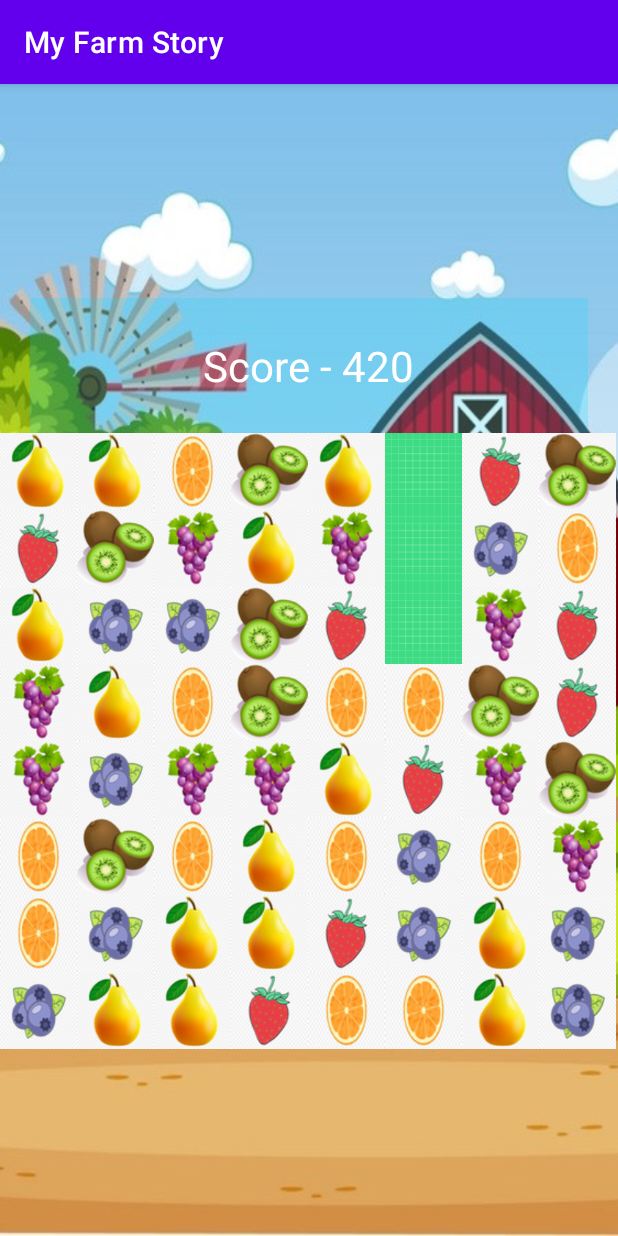
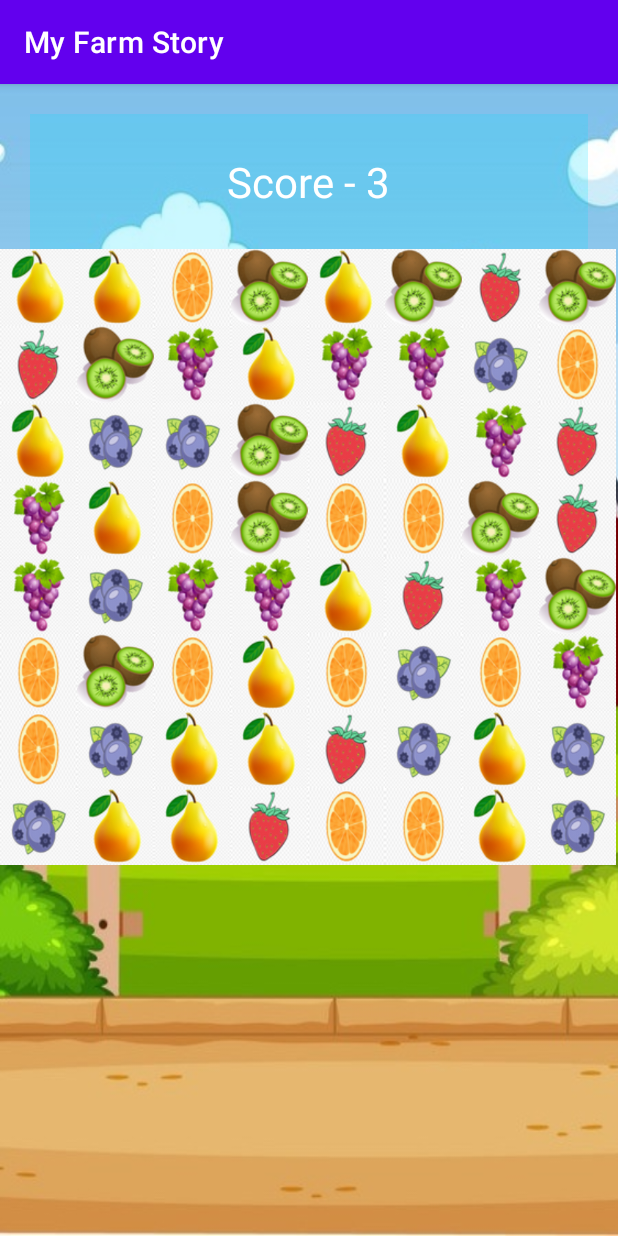
Before and after one commit to TanHoang01/MyFarmStory, an Android app: the screen it shows after launch (MainActivity), on a phone screen of 412 x 824 dp. Run offline under Robolectric (Android 15) with nearby library versions, the phone set to English and light mode, and no system bars.

Commit message:
move down fruits and score update
added moveDownFruits function to move down more fruits after the player matches some, then update the on screen score
also added a transparent image to let things move more smoothly

```diff
--- a/MyFarmStory/app/src/main/java/com/example/myfarmstory/MainActivity.java
+++ b/MyFarmStory/app/src/main/java/com/example/myfarmstory/MainActivity.java
@@ -28,10 +28,11 @@
     int withOfBlock, noOfBlocks = 8, widthOfScreen;
     ArrayList<ImageView> fruit = new ArrayList<>();
     int fruitToBeDragged, fruitToBeReplaced;
-    int notFruit = R.drawable.ic_launcher_background;
+    int notFruit = R.drawable.transparent;
     Handler mHandler;
     int interval = 100;
     TextView scoreResult;
+    int score = 0;
 
     @SuppressLint("ClickableViewAccessibility")
     @Override
@@ -100,6 +101,8 @@
                         (int) fruit.get(x++).getTag() == chosenFruit &&
                         (int) fruit.get(x).getTag() == chosenFruit)
                 {
+                    score = score + 3;
+                    scoreResult.setText(String.valueOf(score));
                     fruit.get(x).setImageResource(notFruit);
                     fruit.get(x).setTag(notFruit);
                     x--;
@@ -111,6 +114,7 @@
                 }
             }
         }
+        moveDownFruits();
     }
 
     private void checkColumnForThree()
@@ -124,6 +128,8 @@
                     (int) fruit.get(x+noOfBlocks).getTag() == chosenFruit &&
                     (int) fruit.get(x+2*noOfBlocks).getTag() == chosenFruit)
             {
+                score = score + 3;
+                scoreResult.setText(String.valueOf(score));
                 fruit.get(x).setImageResource(notFruit);
                 fruit.get(x).setTag(notFruit);
                 x = x + noOfBlocks;
@@ -132,7 +138,41 @@
                 x = x + noOfBlocks;
                 fruit.get(x).setImageResource(notFruit);
                 fruit.get(x).setTag(notFruit);
-            }        }
+            }
+        }
+        moveDownFruits();
+    }
+
+    private void moveDownFruits()
+    {
+        Integer[] firstRow = {0,1,2,3,4,5,6,7};
+        List<Integer> list = Arrays.asList(firstRow);
+        for (int i=55; i>=0; i--)
+        {
+            if ((int) fruit.get(i+noOfBlocks).getTag() == notFruit)
+            {
+                fruit.get(i+noOfBlocks).setImageResource((int) fruit.get(i).getTag());
+                fruit.get(i+noOfBlocks).setTag(fruit.get(i).getTag());
+                fruit.get(i).setImageResource(notFruit);
+                fruit.get(i).setTag(notFruit);
+
+                if(list.contains(i) && (int) fruit.get(i).getTag() == notFruit)
+                {
+                    int randomColor = (int) Math.floor(Math.random() * fruits.length);
+                    fruit.get(i).setImageResource(fruits[randomColor]);
+                    fruit.get(i).setTag(fruits[randomColor]);
+                }
+            }
+        }
+        for (int i=0; i<8;i++)
+        {
+            if ((int) fruit.get(i).getTag() == notFruit)
+            {
+                int randomColor = (int) Math.floor(Math.random() * fruits.length);
+                fruit.get(i).setImageResource(fruits[randomColor]);
+                fruit.get(i).setTag(fruits[randomColor]);
+            }
+        }
     }
 
     Runnable repeatChecker = new Runnable()
@@ -144,6 +184,7 @@
             {
                 checkRowForThree();
                 checkColumnForThree();
+                moveDownFruits();
             }
             finally
             {
--- /dev/null
+++ b/MyFarmStory/app/src/main/res/drawable/transparent.xml
@@ -0,0 +1,4 @@
+<?xml version="1.0" encoding="utf-8"?>
+<shape xmlns:android="http://schemas.android.com/apk/res/android">
+
+</shape>
--- a/MyFarmStory/app/src/main/res/layout/activity_main.xml
+++ b/MyFarmStory/app/src/main/res/layout/activity_main.xml
@@ -6,7 +6,6 @@
     android:layout_height="match_parent"
     android:orientation="vertical"
     android:id="@+id/mainLayout"
-    android:gravity="center"
     android:background="@drawable/farm"
     tools:context=".MainActivity">
 
@@ -32,7 +31,6 @@
         <TextView
             android:layout_width="wrap_content"
             android:layout_height="wrap_content"
-            android:text="420"
             android:textColor="#fff"
             android:id="@+id/score"
             android:textSize="28sp" />
```
